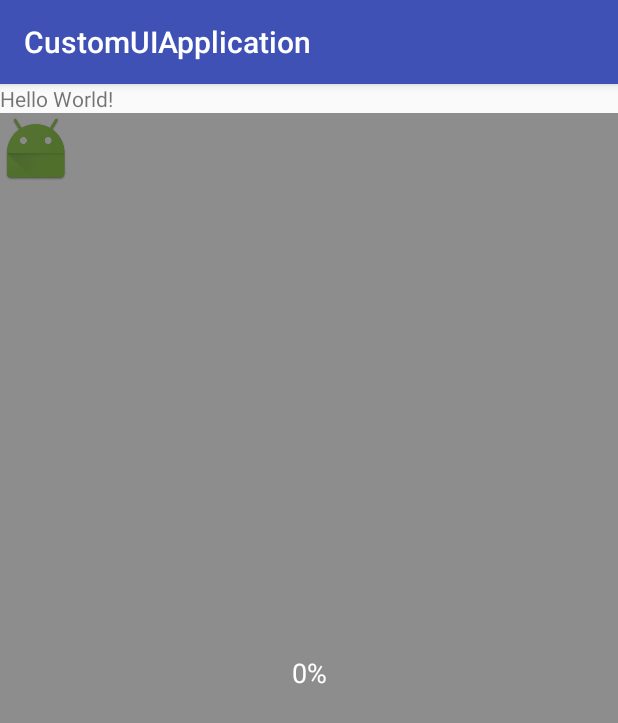
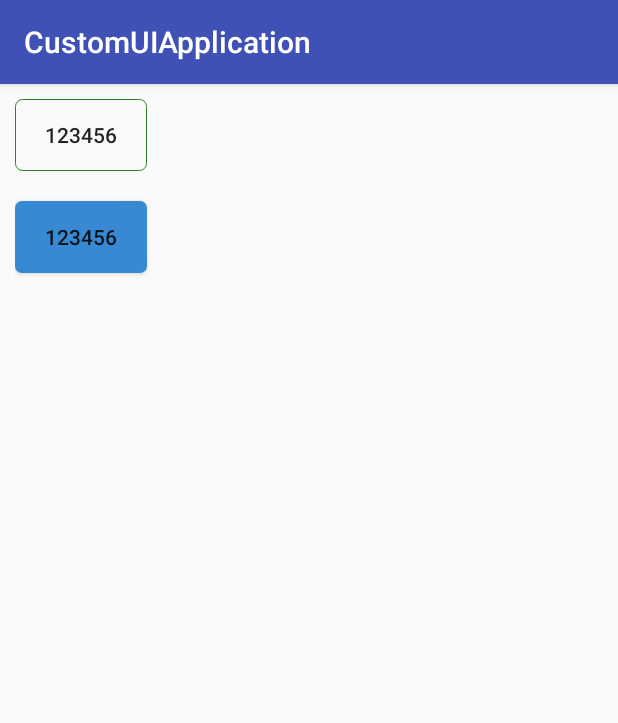
Before and after one commit to lianghuiyong/CustomUI, an Android app: the screen it shows after launch (MainActivity), on a phone screen of 412 x 824 dp. Shown: the top 723 px of the screen. Run offline under Robolectric (Android 15) with nearby library versions, the phone set to English and light mode, and no system bars.

Commit message:
自定义shape按钮

```diff
--- a/app/src/main/res/layout/activity_main.xml
+++ b/app/src/main/res/layout/activity_main.xml
@@ -4,15 +4,12 @@
     android:id="@+id/activity_main"
     android:layout_width="match_parent"
     android:layout_height="match_parent"
+    android:padding="10dp"
     android:orientation="vertical">
 
-    <TextView
+    <!--
+        <FrameLayout
             android:layout_width="wrap_content"
-        android:layout_height="wrap_content"
-        android:text="Hello World!" />
-
-    <FrameLayout
-        android:layout_width="match_parent"
             android:layout_height="wrap_content">
             <ImageView
                 android:src="@mipmap/ic_launcher"
@@ -24,4 +21,25 @@
                 android:layout_width="wrap_content"
                 android:layout_height="wrap_content"/>
         </FrameLayout>
+    -->
+
+    <net.liang.customui.widget.ShapeButton
+        android:layout_width="wrap_content"
+        android:layout_height="wrap_content"
+        android:text="123456"
+        app:pressColor="#2F000000"
+        app:radius="3dip"
+        app:stroke="0.5dip"
+        app:stroke_normalColor="#2A8425"
+        app:stroke_pressColor="#8F2A8425" />
+
+    <net.liang.customui.widget.ShapeButton
+        android:layout_width="wrap_content"
+        android:layout_height="wrap_content"
+        android:layout_marginTop="20dp"
+        android:text="123456"
+        app:normalColor="#FF3988D2"
+        app:pressColor="#9F3988D2"
+        app:radius="3dp" />
+
 </LinearLayout>
--- a/customui/build.gradle
+++ b/customui/build.gradle
@@ -20,7 +20,7 @@ android {
         minSdkVersion 15
         targetSdkVersion 25
         versionCode 1
-        versionName "1.0.0"
+        versionName "1.0.1"
 
         testInstrumentationRunner "android.support.test.runner.AndroidJUnitRunner"
 
--- /dev/null
+++ b/customui/src/main/java/net/liang/customui/widget/ShapeButton.java
@@ -0,0 +1,95 @@
+package net.liang.customui.widget;
+
+import android.annotation.TargetApi;
+import android.content.Context;
+import android.content.res.TypedArray;
+import android.graphics.Color;
+import android.graphics.drawable.Drawable;
+import android.graphics.drawable.GradientDrawable;
+import android.graphics.drawable.StateListDrawable;
+import android.os.Build;
+import android.util.AttributeSet;
+import android.widget.Button;
+
+import net.liang.customui.R;
+
+import static android.R.attr.radius;
+
+/**
+ * Created by lenovo on 2017/2/28.
+ */
+
+public class ShapeButton extends Button {
+
+    public ShapeButton(Context context, AttributeSet attrs) {
+        super(context, attrs);
+        init(context, attrs);
+    }
+
+    public ShapeButton(Context context, AttributeSet attrs, int defStyleAttr) {
+        super(context, attrs, defStyleAttr);
+        init(context, attrs);
+    }
+
+    @TargetApi(Build.VERSION_CODES.LOLLIPOP)
+    public ShapeButton(Context context, AttributeSet attrs, int defStyleAttr, int defStyleRes) {
+        super(context, attrs, defStyleAttr, defStyleRes);
+
+        init(context, attrs);
+    }
+
+    void init(Context context, AttributeSet attrs) {
+
+        TypedArray typedArray = context.obtainStyledAttributes(attrs, R.styleable.ShapeButton);
+        int normalColor = typedArray.getColor(R.styleable.ShapeButton_normalColor, Color.parseColor("#00000000"));//内部填充颜色
+        int pressColor = typedArray.getColor(R.styleable.ShapeButton_pressColor, Color.parseColor("#00000000"));//内部填充颜色
+        int strokeNormalColor = typedArray.getColor(R.styleable.ShapeButton_stroke_normalColor, Color.parseColor("#00000000"));//内部填充颜色
+        int strokePressColor = typedArray.getColor(R.styleable.ShapeButton_stroke_pressColor, Color.parseColor("#00000000"));//内部填充颜色
+        float radius = typedArray.getDimension(R.styleable.ShapeButton_radius, 0);
+        float stroke = typedArray.getDimension(R.styleable.ShapeButton_stroke, 0);
+
+        GradientDrawable normalDrawable = getDrawable(context,  normalColor, strokeNormalColor, radius, stroke);
+        GradientDrawable pressDrawable = getDrawable(context,  pressColor, strokePressColor, radius, stroke);
+        StateListDrawable selector = getSelector(normalDrawable, pressDrawable);
+
+        if (Build.VERSION.SDK_INT < 16) {
+            setBackgroundDrawable(selector);
+        } else {
+            setBackground(selector);
+        }
+    }
+
+    public static GradientDrawable getDrawable(Context context , int rgb, int strokeRgb, float radius, float stroke) {
+
+        GradientDrawable gradientDrawable = new GradientDrawable();
+
+        gradientDrawable.setShape(GradientDrawable.RECTANGLE);
+        gradientDrawable.setColor(rgb);//设置颜色
+        gradientDrawable.setCornerRadius(dp2px(context, radius));//设置圆角的半径
+        gradientDrawable.setStroke(dp2px(context, stroke), strokeRgb);//描边
+
+        return gradientDrawable;
+    }
+
+    public static StateListDrawable getSelector(Drawable normalDrawable, Drawable pressDrawable) {
+        StateListDrawable stateListDrawable = new StateListDrawable();
+        //给当前的颜色选择器添加选中图片指向状态，未选中图片指向状态
+        stateListDrawable.addState(new int[]{android.R.attr.state_enabled, android.R.attr.state_pressed}, pressDrawable);
+        stateListDrawable.addState(new int[]{android.R.attr.state_enabled}, normalDrawable);
+        //设置默认状态
+        stateListDrawable.addState(new int[]{}, normalDrawable);
+        return stateListDrawable;
+    }
+
+    /**
+     * dp转px
+     *
+     * @param context 上下文
+     * @param dpValue dp值
+     * @return px值
+     */
+    public static int dp2px(Context context, float dpValue) {
+        final float scale = context.getResources().getDisplayMetrics().density;
+        return (int) (dpValue * scale + 0.5f);
+    }
+}
--- a/customui/src/main/res/values/arrt.xml
+++ b/customui/src/main/res/values/arrt.xml
@@ -4,4 +4,15 @@
     <declare-styleable name="ImageProgress">
         <attr name="text_size" format="dimension" />
     </declare-styleable>
+
+    <!--图片上传进度-->
+    <declare-styleable name="ShapeButton">
+        <attr name="normalColor" format="color" />
+        <attr name="pressColor" format="color" />
+        <attr name="stroke_normalColor" format="color" />
+        <attr name="stroke_pressColor" format="color" />
+        <attr name="radius" format="dimension" />
+        <attr name="stroke" format="dimension" />
+        <attr name="shapeStyle" format="dimension" />
+    </declare-styleable>
 </resources>
```
Also changed, not shown: 3 other files. Lines whose indentation alone changed are shown as unchanged.
